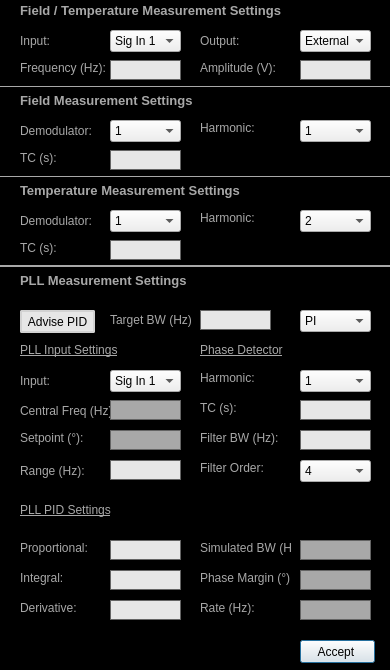
Qt form Scanner GUI/ApproachModule/MeasurementSettings.ui (afylab/nanoSQUID-Scanning-Software) before a commit.
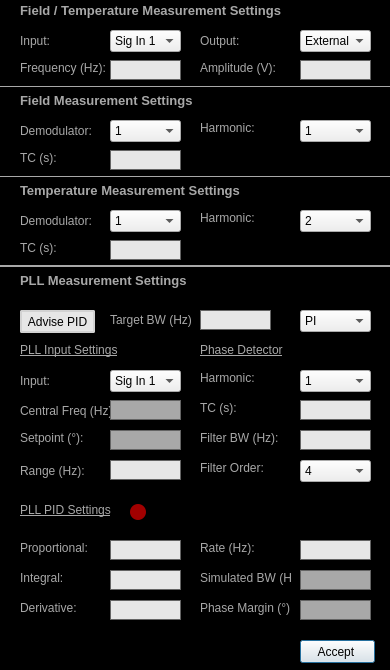
The same form after that commit.

What changed in the file:
```diff
--- a/Scanner GUI/ApproachModule/MeasurementSettings.ui
+++ b/Scanner GUI/ApproachModule/MeasurementSettings.ui
@@ -276,7 +276,7 @@
    <property name="geometry">
     <rect>
      <x>200</x>
-     <y>540</y>
+     <y>570</y>
      <width>91</width>
      <height>16</height>
     </rect>
@@ -289,7 +289,7 @@
    <property name="geometry">
     <rect>
      <x>200</x>
-     <y>600</y>
+     <y>540</y>
      <width>71</width>
      <height>16</height>
     </rect>
@@ -1154,15 +1154,13 @@
    <property name="geometry">
     <rect>
      <x>300</x>
-     <y>600</y>
+     <y>540</y>
      <width>71</width>
      <height>20</height>
     </rect>
    </property>
    <property name="styleSheet">
-    <string notr="true">#lineEdit_PLL_Rate{
-background: rgb(168,168,168)
-}</string>
+    <string notr="true"/>
    </property>
    <property name="text">
     <string/>
@@ -1171,14 +1169,14 @@
     <set>Qt::AlignRight|Qt::AlignTrailing|Qt::AlignVCenter</set>
    </property>
    <property name="readOnly">
-    <bool>true</bool>
+    <bool>false</bool>
    </property>
   </widget>
   <widget class="QLineEdit" name="lineEdit_PLL_SimBW">
    <property name="geometry">
     <rect>
      <x>300</x>
-     <y>540</y>
+     <y>570</y>
      <width>71</width>
      <height>20</height>
     </rect>
@@ -1239,7 +1237,7 @@
    <property name="geometry">
     <rect>
      <x>300</x>
-     <y>570</y>
+     <y>600</y>
      <width>71</width>
      <height>20</height>
     </rect>
@@ -1263,7 +1261,7 @@
    <property name="geometry">
     <rect>
      <x>200</x>
-     <y>570</y>
+     <y>600</y>
      <width>91</width>
      <height>16</height>
     </rect>
@@ -1389,6 +1387,25 @@
     <set>Qt::AlignRight|Qt::AlignTrailing|Qt::AlignVCenter</set>
    </property>
   </widget>
+  <widget class="QPushButton" name="push_stability">
+   <property name="geometry">
+    <rect>
+     <x>130</x>
+     <y>504</y>
+     <width>16</width>
+     <height>16</height>
+    </rect>
+   </property>
+   <property name="styleSheet">
+    <string notr="true">#push_stability{
+background: rgb(161, 0, 0);
+border-radius: 8px;
+}</string>
+   </property>
+   <property name="text">
+    <string/>
+   </property>
+  </widget>
  </widget>
  <tabstops>
   <tabstop>pushButton</tabstop>
```
